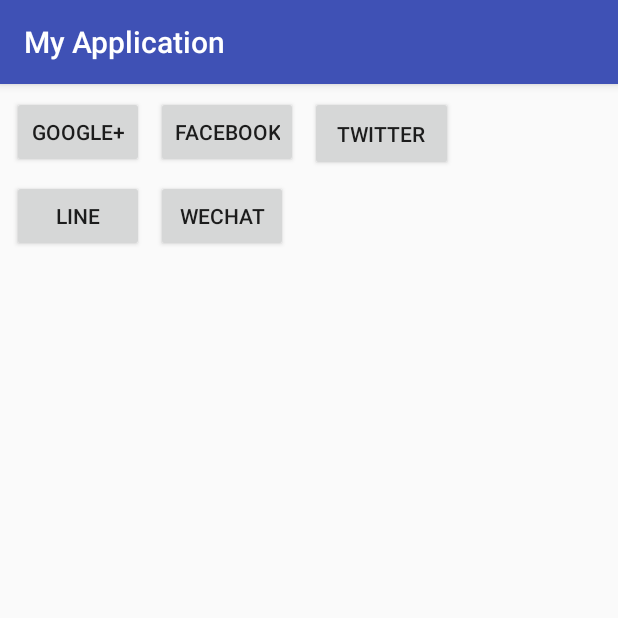
After one commit to starjoyliu/Test2, an Android app: the ShareView screen opened directly, with no data from a screen before it, on a phone screen of 412 x 824 dp, the top half of it. The commit adds this screen. Run offline under Robolectric (Android 15) with nearby library versions, the phone set to English and light mode, and no system bars; libraries missing offline, so code that uses them is left out: com.facebook, com.facebook.share, com.log, com.twitter.sdk.

Commit message:
1. add ShareViewModel / IShareViewPresenter / ShareViewPresenter / IShareView / ShareView 2. add UtilityShare

```diff
--- /dev/null
+++ b/app/src/main/java/com/myapplication/Model/ShareView/ShareViewModel.java
@@ -0,0 +1,20 @@
+package com.myapplication.Model.ShareView;
+
+import android.app.Activity;
+
+import com.myapplication.Presenter.ShareView.IShareViewPresenter;
+import com.myapplication.Presenter.ShareView.ShareViewPresenter;
+
+/**
+ * Created by star on 2017/11/17.
+ */
+
+public class ShareViewModel {
+    private Activity activity;
+    private IShareViewPresenter iShareViewPresenter;
+
+    public ShareViewModel(Activity activity, IShareViewPresenter iShareViewPresenter) {
+        this.activity = activity;
+        this.iShareViewPresenter = iShareViewPresenter;
+    }
+}
--- /dev/null
+++ b/app/src/main/java/com/myapplication/Presenter/ShareView/IShareViewPresenter.java
@@ -0,0 +1,8 @@
+package com.myapplication.Presenter.ShareView;
+
+/**
+ * Created by star on 2017/11/17.
+ */
+
+public interface IShareViewPresenter {
+}
--- /dev/null
+++ b/app/src/main/java/com/myapplication/Presenter/ShareView/ShareViewPresenter.java
@@ -0,0 +1,46 @@
+package com.myapplication.Presenter.ShareView;
+
+import android.app.Activity;
+
+import com.myapplication.Model.ShareView.ShareViewModel;
+import com.myapplication.View.ShareView.IShareView;
+import com.twitter.sdk.android.tweetcomposer.TweetComposer;
+import com.variable.UtilityShare;
+
+/**
+ * Created by star on 2017/11/17.
+ */
+
+public class ShareViewPresenter implements IShareViewPresenter{
+    private Activity activity;
+    private IShareView iShareView;
+
+    private ShareViewModel model;
+
+    public ShareViewPresenter(Activity activity, IShareView iShareView) {
+        this.activity = activity;
+        this.iShareView = iShareView;
+
+        model = new ShareViewModel(activity, this);
+    }
+
+    public void goolgeShareClick(String title, String message){
+        UtilityShare.getNewInstance().shareToGooglePlus(activity, title, message);
+    }
+
+    public void fbShareClick(String title, String message){
+        UtilityShare.getNewInstance().shareToFB(activity, title, message);
+    }
+
+    public void lineShareClick(String title, String message){
+        UtilityShare.getNewInstance().shareToLine(activity, title, message);
+    }
+
+    public void twitterShareClick(String title, String message){
+        UtilityShare.getNewInstance().shareToTwitter(activity, title, message);
+    }
+
+    public void wechatShareClick(String title, String message){
+        UtilityShare.getNewInstance().shareToWeChat(activity, title, message);
+    }
+}
--- /dev/null
+++ b/app/src/main/java/com/myapplication/View/ShareView/IShareView.java
@@ -0,0 +1,8 @@
+package com.myapplication.View.ShareView;
+
+/**
+ * Created by star on 2017/11/17.
+ */
+
+public interface IShareView {
+}
--- /dev/null
+++ b/app/src/main/java/com/myapplication/View/ShareView/ShareView.java
@@ -0,0 +1,113 @@
+package com.myapplication.View.ShareView;
+
+import android.net.Uri;
+import android.os.Bundle;
+import android.view.View;
+import android.widget.Button;
+
+import com.facebook.share.model.ShareLinkContent;
+import com.facebook.share.widget.ShareDialog;
+import com.log.Logger;
+import com.myapplication.Presenter.ShareView.ShareViewPresenter;
+import com.myapplication.Presenter.login.LoginPresenter;
+import com.myapplication.R;
+import com.myapplication.View.base.BaseActivity;
+import com.variable.UtilityShare;
+
+/**
+ * Created by star on 2017/11/17.
+ */
+
+public class ShareView extends BaseActivity implements View.OnClickListener
+        , IShareView{
+    private final String TAG = ShareView.class.getSimpleName();
+
+    private Button btnGoogle, btnFB, btnLINE, btnWeChat, btnTwitter;
+
+    private ShareViewPresenter presenter;
+
+    @Override
+    protected void onCreate(Bundle savedInstanceState) {
+        super.onCreate(savedInstanceState);
+        setContentView(R.layout.activity_share_view);
+
+        btnGoogle = findViewById(R.id.share_view_btn_google);
+        btnFB = findViewById(R.id.share_view_btn_fb);
+        btnLINE = findViewById(R.id.share_view_btn_line);
+        btnTwitter = findViewById(R.id.share_view_btn_twitter);
+        btnWeChat = findViewById(R.id.share_view_btn_wechat);
+
+        presenter = new ShareViewPresenter(activity, this);
+    }
+
+    @Override
+    protected void onStart() {
+        super.onStart();
+
+        btnGoogle.setOnClickListener(this);
+        btnFB.setOnClickListener(this);
+        btnLINE.setOnClickListener(this);
+
+        //twitter
+        btnTwitter.setOnClickListener(this);
+
+        btnWeChat.setOnClickListener(this);
+    }
+
+    @Override
+    protected void onRestoreInstanceState(Bundle savedInstanceState) {
+        super.onRestoreInstanceState(savedInstanceState);
+    }
+
+    @Override
+    protected void onResume() {
+        super.onResume();
+    }
+
+    @Override
+    protected void onPause() {
+        super.onPause();
+    }
+
+    @Override
+    protected void onSaveInstanceState(Bundle outState) {
+        super.onSaveInstanceState(outState);
+    }
+
+    @Override
+    protected void onStop() {
+        super.onStop();
+    }
+
+    @Override
+    protected void onRestart() {
+        super.onRestart();
+    }
+
+    @Override
+    protected void onDestroy() {
+        super.onDestroy();
+    }
+
+    @Override
+    public void onClick(View view) {
+        int id = view.getId();
+        switch (id){
+            case R.id.share_view_btn_google:
+                presenter.goolgeShareClick("456", "https://www.google.com");
+                break;
+            case R.id.share_view_btn_fb:
+                presenter.fbShareClick("456", "https://www.google.com");
+                break;
+            case R.id.share_view_btn_line:
+                presenter.lineShareClick("456", "https://www.google.com");
+                break;
+            case R.id.share_view_btn_twitter:
+                presenter.twitterShareClick("456", "https://www.google.com");
+                break;
+            case R.id.share_view_btn_wechat:
+                presenter.wechatShareClick("123", "456");
+                break;
+        }
+    }
+}
--- a/app/src/main/res/layout/activity_login.xml
+++ b/app/src/main/res/layout/activity_login.xml
@@ -98,7 +98,6 @@
         android:layout_height="@dimen/icon_sign_in"
         android:layout_marginStart="8dp"
         android:layout_marginTop="20dp"
-        android:background="@drawable/icon_twitter"
         app:layout_constraintStart_toEndOf="@+id/instagram_login_button"
         app:layout_constraintTop_toBottomOf="@+id/loginview_btn_login" />
 </android.support.constraint.ConstraintLayout>
--- /dev/null
+++ b/app/src/main/res/layout/activity_share_view.xml
@@ -0,0 +1,58 @@
+<?xml version="1.0" encoding="utf-8"?>
+<android.support.constraint.ConstraintLayout
+    xmlns:android="http://schemas.android.com/apk/res/android"
+    xmlns:app="http://schemas.android.com/apk/res-auto"
+    xmlns:tools="http://schemas.android.com/tools"
+    android:layout_width="match_parent"
+    android:layout_height="match_parent">
+
+    <Button
+        android:id="@+id/share_view_btn_google"
+        android:layout_width="wrap_content"
+        android:layout_height="wrap_content"
+        android:layout_marginStart="8dp"
+        android:layout_marginTop="8dp"
+        android:text="@string/share_view_btn_google"
+        app:layout_constraintStart_toStartOf="parent"
+        app:layout_constraintTop_toTopOf="parent" />
+
+    <Button
+        android:id="@+id/share_view_btn_fb"
+        android:layout_width="wrap_content"
+        android:layout_height="wrap_content"
+        android:layout_marginStart="8dp"
+        android:layout_marginTop="8dp"
+        android:text="@string/share_view_btn_FB"
+        app:layout_constraintStart_toEndOf="@+id/share_view_btn_google"
+        app:layout_constraintTop_toTopOf="parent" />
+
+    <Button
+        android:id="@+id/share_view_btn_twitter"
+        android:layout_width="95dp"
+        android:layout_height="50dp"
+        android:layout_marginStart="8dp"
+        android:layout_marginTop="8dp"
+        android:text="@string/share_view_btn_twitter"
+        app:layout_constraintStart_toEndOf="@+id/share_view_btn_fb"
+        app:layout_constraintTop_toTopOf="parent" />
+
+    <Button
+        android:id="@+id/share_view_btn_line"
+        android:layout_width="wrap_content"
+        android:layout_height="wrap_content"
+        android:layout_marginStart="8dp"
+        android:layout_marginTop="8dp"
+        android:text="@string/share_view_btn_line"
+        app:layout_constraintStart_toStartOf="parent"
+        app:layout_constraintTop_toBottomOf="@+id/share_view_btn_google" />
+
+    <Button
+        android:id="@+id/share_view_btn_wechat"
+        android:layout_width="wrap_content"
+        android:layout_height="wrap_content"
+        android:layout_marginStart="8dp"
+        android:layout_marginTop="8dp"
+        android:text="@string/share_view_btn_wechat"
+        app:layout_constraintStart_toEndOf="@+id/share_view_btn_line"
+        app:layout_constraintTop_toBottomOf="@+id/share_view_btn_fb" />
+</android.support.constraint.ConstraintLayout>
--- a/app/src/main/res/values/strings.xml
+++ b/app/src/main/res/values/strings.xml
@@ -47,6 +47,7 @@
     <string name="activity_switch_floating_view">Switch To FloatingView</string>
     <string name="activity_switch_highlight_view">Switch To Highlight</string>
     <string name="activity_switch_Interactive_view">Switch To Interactive</string>
+    <string name="activity_switch_share_view">Switch To Share</string>
 
     <!-- Speech2TextActivity-->
     <string name="activity_speech_text">Speech</string>
@@ -94,4 +95,11 @@
 
     <!-- BaseSignUpActivity-->
     <string name="base_sign_up_loading">Loading</string>
+
+    <!-- ShareView-->
+    <string name="share_view_btn_google">Google+</string>
+    <string name="share_view_btn_FB">Facebook</string>
+    <string name="share_view_btn_twitter">twitter</string>
+    <string name="share_view_btn_wechat">WeChat</string>
+    <string name="share_view_btn_line">LINE</string>
 </resources>
```
Also changed, not shown: app/src/main/AndroidManifest.xml (+18 -9 lines), app/src/main/java/com/myapplication/View/test/TestActivity.java (+7 -0 lines), app/src/main/res/layout/activity_test.xml (+10 -0 lines), variable/build.gradle (+15 -3 lines), variable/src/main/java/com/variable/UtilityShare.java (added, +251 -0 lines), 1 other file.
